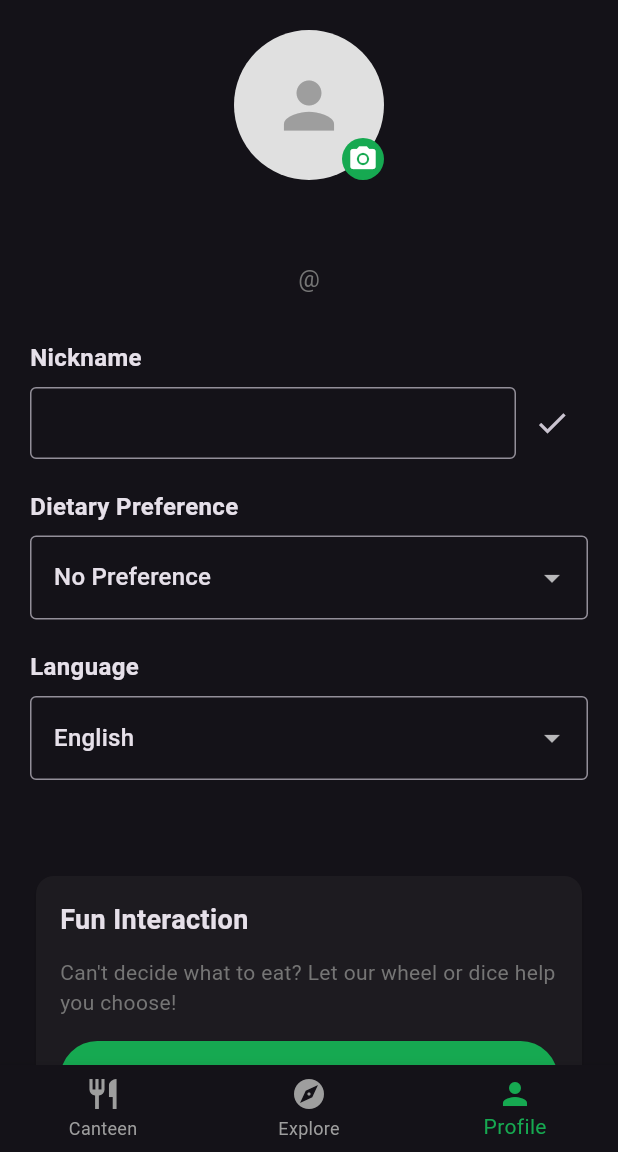
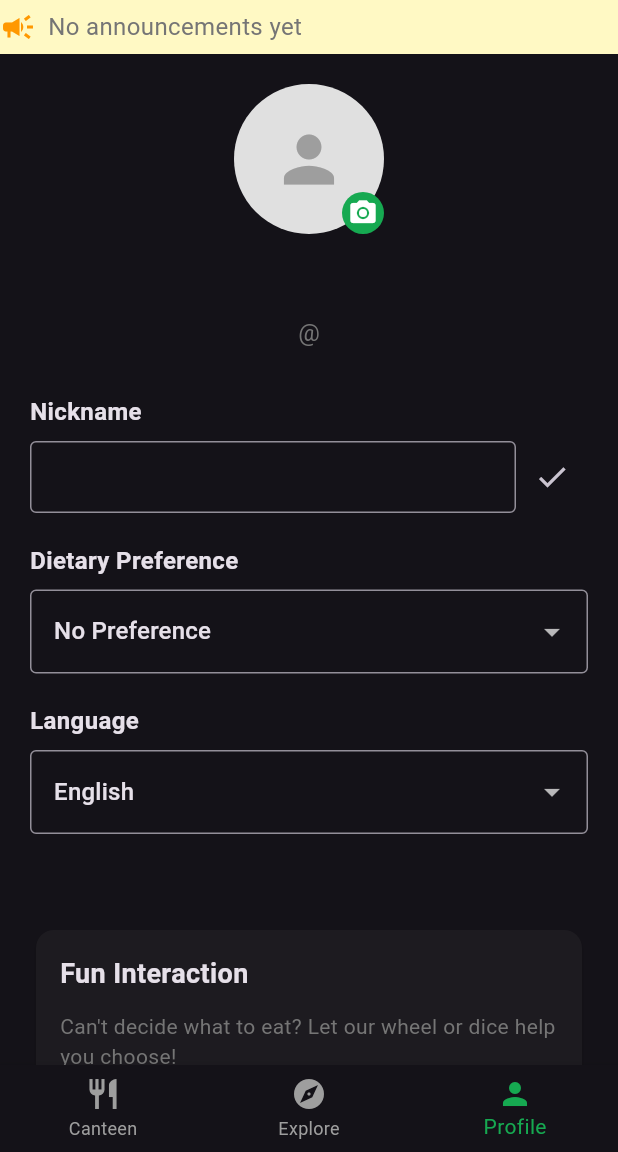
Before and after one commit to Xingchen722/My-Orbital-Project----ByteBites, a Flutter app: the HomeScreenStudent screen opened directly, item 3 of the bottom bar chosen, after a tap on the "person" icon, on a phone screen of 412 x 824 dp, the part 84-1236 px from its top. Run offline on Flutter 3.47's test engine with Material 3 defaults, Android fonts, the phone set to English and light mode, and no system bars; our stand-ins replace geolocator, image_picker, shared_preferences; accounts and stored records are empty; generated files the repository leaves out were written again.

Commit message:
修复评论同步、商家端初始化等关键问题，确保学生端与商家端数据互通

```diff
--- a/lib/l10n/app_en.arb
+++ b/lib/l10n/app_en.arb
@@ -93,5 +93,8 @@
     "searchByDish": "Search by dish name",
     "noCanteenFound": "No canteen found",
     "edit": "Edit",
-    "menuAndReviews": "Menu & Reviews"
+    "menuAndReviews": "Menu & Reviews",
+    "noAnnouncementsYet": "No announcements yet",
+    "menuChanged": "Menu has been updated",
+    "vendorReplied": "Vendor replied to a review"
 }
--- a/lib/l10n/app_zh.arb
+++ b/lib/l10n/app_zh.arb
@@ -93,5 +93,8 @@
     "searchByDish": "输入菜名筛选餐厅",
     "noCanteenFound": "没有符合条件的餐厅",
     "edit": "编辑",
-    "menuAndReviews": "菜单与点评"
+    "menuAndReviews": "菜单与点评",
+    "noAnnouncementsYet": "暂无公告",
+    "menuChanged": "菜单有变更",
+    "vendorReplied": "商家回复了评价"
 }
--- a/lib/screens/canteen/student/student_canteen_card.dart
+++ b/lib/screens/canteen/student/student_canteen_card.dart
@@ -24,25 +24,26 @@ class _StudentCanteenCardState extends State<StudentCanteenCard> {
   double _averageRating = 0.0;
   int _reviewCount = 0;
   bool _isLoadingRating = true;
+  bool _hasUnread = false;
 
   @override
   void initState() {
     super.initState();
     _loadRating();
+    _checkUnread();
   }
 
   Future<void> _loadRating() async {
     final prefs = await SharedPreferences.getInstance();
-    List<String> reviewStrings = prefs.getStringList('canteen_reviews') ?? [];
+    final key = 'canteen_reviews_${widget.canteen.id}';
+    List<String> reviewStrings = prefs.getStringList(key) ?? [];
 
     List<Review> reviews = [];
     for (String reviewString in reviewStrings) {
       try {
         final reviewMap = jsonDecode(reviewString) as Map<String, dynamic>;
         final review = Review.fromJson(reviewMap);
-        if (review.canteenId == widget.canteen.id) {
         reviews.add(review);
-        }
       } catch (e) {
         continue;
       }
@@ -58,6 +59,21 @@ class _StudentCanteenCardState extends State<StudentCanteenCard> {
       _averageRating = averageRating;
       _reviewCount = reviews.length;
       _isLoadingRating = false;
+    });
+  }
+
+  Future<void> _checkUnread() async {
+    final prefs = await SharedPreferences.getInstance();
+    setState(() {
+      _hasUnread = prefs.getBool('canteen_unread_${widget.canteen.id}') ?? false;
+    });
+  }
+
+  void _clearUnread() async {
+    final prefs = await SharedPreferences.getInstance();
+    await prefs.setBool('canteen_unread_${widget.canteen.id}', false);
+    setState(() {
+      _hasUnread = false;
     });
   }
 
@@ -115,12 +131,24 @@ class _StudentCanteenCardState extends State<StudentCanteenCard> {
     });
   }
 
+  void _showMenuAndReviews() {
+    _clearUnread();
+    Navigator.push(
+      context,
+      MaterialPageRoute(
+        builder: (_) => StudentCanteenMenuReviews(canteen: widget.canteen),
+      ),
+    );
+  }
+
   @override
   Widget build(BuildContext context) {
     final l10n = AppLocalizations.of(context)!;
     return Card(
       margin: const EdgeInsets.only(bottom: 16),
-      child: Column(
+      child: Stack(
+        children: [
+          Column(
             crossAxisAlignment: CrossAxisAlignment.start,
             children: [
               Container(
@@ -206,14 +234,7 @@ class _StudentCanteenCardState extends State<StudentCanteenCard> {
                       children: [
                         Expanded(
                           child: ElevatedButton(
-                        onPressed: () {
-                          Navigator.push(
-                            context,
-                            MaterialPageRoute(
-                              builder: (_) => StudentCanteenMenuReviews(canteen: widget.canteen),
-                            ),
-                          );
-                        },
+                            onPressed: _showMenuAndReviews,
                             style: ElevatedButton.styleFrom(
                               backgroundColor: const Color(0xFF16a951),
                               minimumSize: const Size(0, 45),
@@ -247,25 +268,16 @@ class _StudentCanteenCardState extends State<StudentCanteenCard> {
                       child: OutlinedButton.icon(
                         icon: const Icon(Icons.restaurant_menu),
                         label: Text(l10n.menuAndReviews),
-                    onPressed: () {
-                      Navigator.push(
-                        context,
-                        MaterialPageRoute(
-                          builder: (_) => StudentCanteenMenuReviews(canteen: widget.canteen),
-                        ),
-                      );
-                    },
+                        onPressed: _showMenuAndReviews,
                       ),
                     ),
-                // 查看评价按钮
+                    // 新增：查看餐厅评论按钮
                     SizedBox(
                       width: double.infinity,
-                  child: TextButton(
+                      child: OutlinedButton.icon(
+                        icon: const Icon(Icons.comment),
+                        label: Text(l10n.viewAllReviews),
                         onPressed: _showReviews,
-                    child: Text(
-                      l10n.viewAllReviews,
-                      style: const TextStyle(color: Color(0xFF16a951)),
-                    ),
                       ),
                     ),
                   ],
@@ -273,6 +285,21 @@ class _StudentCanteenCardState extends State<StudentCanteenCard> {
               ),
             ],
           ),
+          if (_hasUnread)
+            Positioned(
+              left: 8,
+              top: 8,
+              child: Container(
+                width: 14,
+                height: 14,
+                decoration: BoxDecoration(
+                  color: Colors.red,
+                  shape: BoxShape.circle,
+                ),
+              ),
+            ),
+        ],
+      ),
     );
   }
 }
--- a/lib/screens/canteen/student/student_canteen_review_dialog.dart
+++ b/lib/screens/canteen/student/student_canteen_review_dialog.dart
@@ -56,9 +56,10 @@ class _StudentCanteenReviewDialogState extends State<StudentCanteenReviewDialog>
     );
 
     // 保存评价到本地存储
-    List<String> reviews = prefs.getStringList('canteen_reviews') ?? [];
+    final key = 'canteen_reviews_${widget.canteenId}';
+    List<String> reviews = prefs.getStringList(key) ?? [];
     reviews.add(jsonEncode(review.toJson()));
-    await prefs.setStringList('canteen_reviews', reviews);
+    await prefs.setStringList(key, reviews);
 
     if (mounted) {
       Navigator.of(context).pop(review);
--- a/lib/screens/home_screen_students.dart
+++ b/lib/screens/home_screen_students.dart
@@ -6,6 +6,7 @@ import 'package:flutter_application_1/main.dart';
 import 'package:flutter_application_1/screens/canteen/student/student_canteen_list.dart';
 import 'package:flutter_application_1/screens/profile/fun_interaction_screen.dart';
 import 'dart:io';
+import 'package:flutter_application_1/widgets/announcement_bar.dart';
 
 class CanteenPage extends StatelessWidget {
   const CanteenPage({super.key});
@@ -559,6 +560,12 @@ class _HomeScreenStudentState extends State<HomeScreenStudent> {
       appBar: AppBar(
         title: Text(AppLocalizations.of(context)!.appTitle),
         backgroundColor: const Color(0xFF16a951),
+        toolbarHeight: 56,
+        automaticallyImplyLeading: false,
+        bottom: PreferredSize(
+          preferredSize: const Size.fromHeight(36),
+          child: AnnouncementBar(),
+        ),
       ),
       body: IndexedStack(index: _selectedIndex, children: _pages),
       bottomNavigationBar: BottomNavigationBar(
--- /dev/null
+++ b/lib/widgets/announcement_bar.dart
@@ -0,0 +1,56 @@
+import 'package:flutter/material.dart';
+import 'package:shared_preferences/shared_preferences.dart';
+import 'dart:convert';
+import 'package:flutter_gen/gen_l10n/app_localizations.dart';
+
+class AnnouncementBar extends StatefulWidget {
+  const AnnouncementBar({super.key});
+
+  @override
+  State<AnnouncementBar> createState() => _AnnouncementBarState();
+}
+
+class _AnnouncementBarState extends State<AnnouncementBar> {
+  List<String> messages = [];
+
+  @override
+  void initState() {
+    super.initState();
+    _loadAnnouncements();
+  }
+
+  Future<void> _loadAnnouncements() async {
+    final prefs = await SharedPreferences.getInstance();
+    final list = prefs.getStringList('announcements') ?? [];
+    setState(() {
+      messages = list.map((e) => jsonDecode(e)['message'] as String).toList();
+    });
+  }
+
+  @override
+  Widget build(BuildContext context) {
+    final l10n = AppLocalizations.of(context)!;
+    return Container(
+      color: Colors.yellow[100],
+      height: 36,
+      child: Row(
+        children: [
+          const Icon(Icons.campaign, color: Colors.orange),
+          const SizedBox(width: 8),
+          Expanded(
+            child: messages.isEmpty
+                ? Text(l10n.noAnnouncementsYet, style: TextStyle(fontSize: 16, color: Colors.grey[600]))
+                : ListView.builder(
+                    scrollDirection: Axis.horizontal,
+                    itemCount: messages.length,
+                    itemBuilder: (context, i) => Padding(
+                      padding: const EdgeInsets.symmetric(horizontal: 16),
+                      child: Center(child: Text(messages[i], style: TextStyle(fontSize: 16, color: Colors.black))),
+                    ),
+                  ),
+          ),
+        ],
+      ),
+    );
+  }
+}
```
Also changed, not shown: lib/main.dart (+19 -0 lines), lib/screens/canteen/student/student_canteen_list.dart (+10 -8 lines), lib/screens/canteen/student/student_canteen_reviews_screen.dart (+3 -4 lines), lib/screens/home_screen_vendors.dart (+119 -8 lines), lib/screens/vendor/vendor_menu_page.dart (added, +172 -0 lines), lib/screens/vendor/vendor_reviews_page.dart (added, +112 -0 lines). Lines whose indentation alone changed are shown as unchanged.
